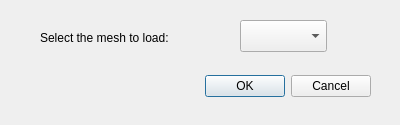
This is src/tools/lvr2_viewer/ui/LVRMeshOpenDialogUI.ui in uos/lvr2 as Qt 5 draws it before an edit. The edited form follows.
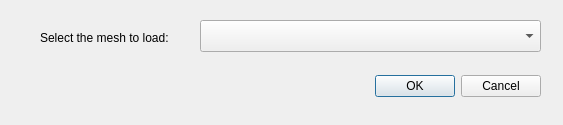
This is the edited form.

Commit message: Enlarged the mesh loading dialog

Diff of the .ui file:
```diff
--- a/src/tools/lvr2_viewer/ui/LVRMeshOpenDialogUI.ui
+++ b/src/tools/lvr2_viewer/ui/LVRMeshOpenDialogUI.ui
@@ -6,7 +6,7 @@
    <rect>
     <x>0</x>
     <y>0</y>
-    <width>400</width>
+    <width>563</width>
     <height>125</height>
    </rect>
   </property>
@@ -18,7 +18,7 @@
     <rect>
      <x>30</x>
      <y>70</y>
-     <width>341</width>
+     <width>511</width>
      <height>32</height>
     </rect>
    </property>
@@ -45,9 +45,9 @@
   <widget class="QComboBox" name="comboBox">
    <property name="geometry">
     <rect>
-     <x>240</x>
+     <x>200</x>
      <y>20</y>
-     <width>87</width>
+     <width>341</width>
      <height>32</height>
     </rect>
    </property>
```
The commit also changes 1 other file.
